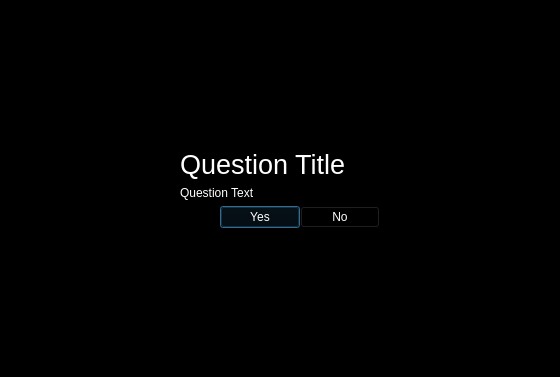
First picture: the form in startsession/loginsplash.ui, repository vicr123/theshell, before the edit.
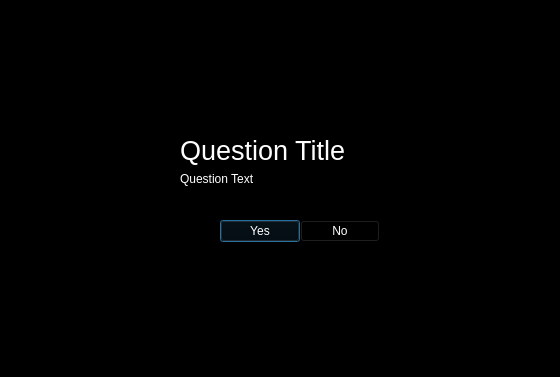
Second picture: the form after the edit. The open tabs and pages were chosen to show the change. Icons and pictures are not drawn. Custom widgets are drawn as their Qt base class.

The edit to the form file:
```diff
--- a/startsession/loginsplash.ui
+++ b/startsession/loginsplash.ui
@@ -611,6 +611,9 @@
             </property>
            </widget>
           </item>
+          <item>
+           <widget class="QLineEdit" name="promptLine"/>
+          </item>
           <item>
            <layout class="QHBoxLayout" name="horizontalLayout">
             <property name="spacing">
```
Left out of the diff: 8 changed lines with no effect on the pictures.
